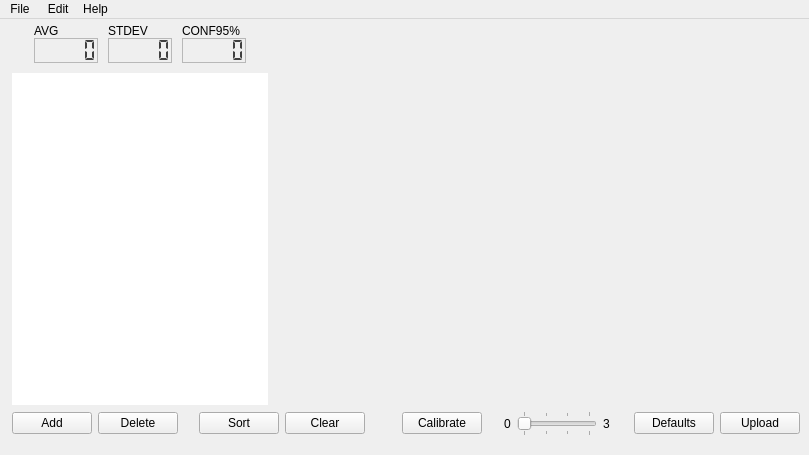
Qt form src/ui/MainWindowUI.ui (myTonino/Tonino-App) before a commit.
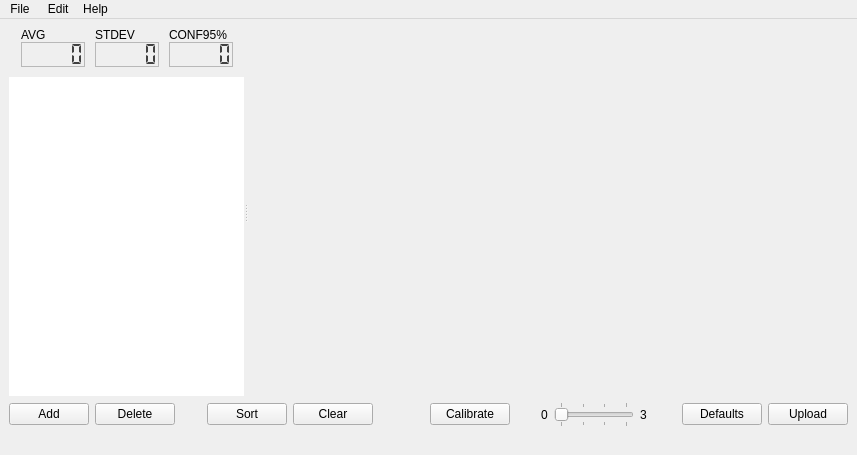
The same form after that commit. Custom widgets are drawn as their Qt base class.

Patch:
```diff
--- a/src/ui/MainWindowUI.ui
+++ b/src/ui/MainWindowUI.ui
@@ -6,7 +6,7 @@
    <rect>
     <x>0</x>
     <y>0</y>
-    <width>809</width>
+    <width>857</width>
     <height>455</height>
    </rect>
   </property>
@@ -15,24 +15,12 @@
   </property>
   <widget class="QWidget" name="centralwidget">
    <layout class="QVBoxLayout" name="verticalLayout_4">
-    <property name="spacing">
-     <number>-1</number>
-    </property>
-    <property name="leftMargin">
-     <number>12</number>
-    </property>
-    <property name="topMargin">
-     <number>5</number>
-    </property>
-    <property name="bottomMargin">
-     <number>0</number>
-    </property>
     <item>
-     <layout class="QHBoxLayout" name="horizontalLayout_4">
-      <property name="topMargin">
-       <number>0</number>
+     <widget class="QSplitter" name="splitter">
+      <property name="orientation">
+       <enum>Qt::Horizontal</enum>
       </property>
-      <item>
+      <widget class="QWidget" name="layoutWidget">
        <layout class="QVBoxLayout" name="verticalLayout">
         <property name="spacing">
          <number>0</number>
@@ -388,7 +376,7 @@
         <item>
          <widget class="QTableView" name="tableView">
           <property name="sizePolicy">
-           <sizepolicy hsizetype="Minimum" vsizetype="Expanding">
+           <sizepolicy hsizetype="Expanding" vsizetype="Expanding">
             <horstretch>1</horstretch>
             <verstretch>0</verstretch>
            </sizepolicy>
@@ -401,7 +389,7 @@
           </property>
           <property name="maximumSize">
            <size>
-            <width>300</width>
+            <width>16777215</width>
             <height>16777215</height>
            </size>
           </property>
@@ -450,24 +438,22 @@
          </widget>
         </item>
        </layout>
-      </item>
-      <item>
+      </widget>
        <widget class="mplwidget" name="widget" native="true">
         <property name="sizePolicy">
          <sizepolicy hsizetype="Preferred" vsizetype="Preferred">
-          <horstretch>3</horstretch>
+         <horstretch>1</horstretch>
           <verstretch>0</verstretch>
          </sizepolicy>
         </property>
         <property name="minimumSize">
          <size>
-          <width>200</width>
-          <height>150</height>
+         <width>600</width>
+         <height>300</height>
          </size>
         </property>
        </widget>
-      </item>
-     </layout>
+     </widget>
     </item>
     <item>
      <layout class="QHBoxLayout" name="horizontalLayout_2" stretch="0,0,0,0,0,0,0,0,0,0,0,0,0">
@@ -684,8 +670,8 @@
     <rect>
      <x>0</x>
      <y>0</y>
-     <width>809</width>
-     <height>22</height>
+     <width>857</width>
+     <height>24</height>
     </rect>
    </property>
    <widget class="QMenu" name="menuFile">
```
Lines whose indentation alone changed are shown as unchanged.
